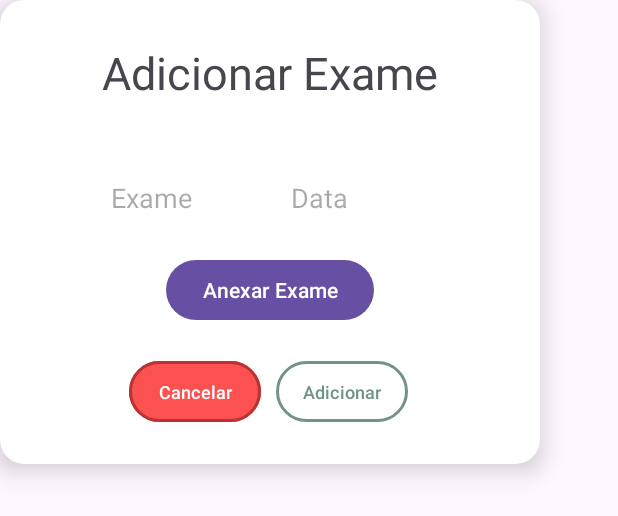
After one commit to Guthox/Ye-Saude, an Android app: the layout caixa_diag_exame.xml on its own in the app's theme, with its tools: preview values and no code run, on a phone screen of 412 x 824 dp. The commit adds this screen. Shown: the top 516 px of the screen. Run offline under Robolectric (Android 15) with nearby library versions, the phone set to English and light mode, and no system bars.

Commit message:
Melhorias de interface e optimização

```diff
--- a/app/src/main/AndroidManifest.xml
+++ b/app/src/main/AndroidManifest.xml
@@ -1,6 +1,8 @@
 <?xml version="1.0" encoding="utf-8"?>
 <manifest xmlns:android="http://schemas.android.com/apk/res/android"
     xmlns:tools="http://schemas.android.com/tools">
+
+    <uses-permission android:name="android.permission.POST_NOTIFICATIONS" />
     <uses-permission android:name="android.permission.READ_MEDIA_IMAGES" />
     <application
         android:allowBackup="true"
--- a/app/src/main/java/com/example/yesaude/AdapterListaMed.java
+++ b/app/src/main/java/com/example/yesaude/AdapterListaMed.java
@@ -1,12 +1,12 @@
 package com.example.yesaude;
 
-import android.text.Layout;
+import android.content.Context;
 import android.view.LayoutInflater;
 import android.view.ViewGroup;
 
 import androidx.annotation.NonNull;
 import androidx.recyclerview.widget.RecyclerView;
-import android.content.Context;
+
 import java.util.List;
 
 public class AdapterListaMed extends RecyclerView.Adapter<ViewList> {
--- a/app/src/main/java/com/example/yesaude/BancoConsultas.java
+++ b/app/src/main/java/com/example/yesaude/BancoConsultas.java
@@ -137,7 +137,7 @@ public class BancoConsultas extends SQLiteOpenHelper {
         SQLiteDatabase db = this.getReadableDatabase();
         StringBuilder dados = new StringBuilder();
 
-        Cursor cursor = db.rawQuery("SELECT especialidade FROM consultas WHERE user = ?", new String[]{user});
+        Cursor cursor = db.rawQuery("SELECT id, especialidade FROM consultas WHERE user = ?", new String[]{user});
 
         if (cursor != null && cursor.moveToFirst()) {
             do {
--- a/app/src/main/java/com/example/yesaude/IMC_EL.java
+++ b/app/src/main/java/com/example/yesaude/IMC_EL.java
@@ -23,7 +23,6 @@ import java.text.SimpleDateFormat;
 import java.util.ArrayList;
 import java.util.Calendar;
 import java.util.Date;
-import java.util.Formatter;
 import java.util.HashMap;
 import java.util.LinkedList;
 import java.util.List;
--- a/app/src/main/java/com/example/yesaude/Medicamentos.java
+++ b/app/src/main/java/com/example/yesaude/Medicamentos.java
@@ -2,7 +2,6 @@ package com.example.yesaude;
 
 import android.content.ContentValues;
 import android.content.Context;
-import android.database.Cursor;
 import android.database.sqlite.SQLiteDatabase;
 import android.database.sqlite.SQLiteOpenHelper;
 
--- a/app/src/main/java/com/example/yesaude/Menu.java
+++ b/app/src/main/java/com/example/yesaude/Menu.java
@@ -6,17 +6,13 @@ import android.view.View;
 import android.view.Window;
 import android.view.WindowManager;
 import android.widget.Button;
-import android.widget.EditText;
 import android.widget.TextView;
-import android.widget.Toast;
 
 import androidx.activity.EdgeToEdge;
 import androidx.appcompat.app.AppCompatActivity;
 import androidx.core.graphics.Insets;
 import androidx.core.view.ViewCompat;
 import androidx.core.view.WindowInsetsCompat;
-
-import org.w3c.dom.Text;
 
 import java.util.Scanner;
 
--- a/app/src/main/java/com/example/yesaude/MyExpandableListAdapter.java
+++ b/app/src/main/java/com/example/yesaude/MyExpandableListAdapter.java
@@ -12,7 +12,6 @@ import android.widget.BaseExpandableListAdapter;
 import android.widget.ExpandableListView;
 import android.widget.ImageView;
 import android.widget.TextView;
-import android.widget.Toast;
 
 import java.util.List;
 import java.util.Map;
@@ -106,6 +105,10 @@ public class MyExpandableListAdapter extends BaseExpandableListAdapter {
                             BancoConsultas bd = new BancoConsultas(v.getContext());
                             bd.remover(Info.getIdEscolhido());
                         }
+                        else if (atividade.getClass() == TelaExames.class){
+                            BancoExames bd = new BancoExames(v.getContext());
+                            bd.remover(Info.getIdEscolhido());
+                        }
                         notifyDataSetChanged();
                         expandableListView.collapseGroup(i);
                         atividade.recreate();
--- a/app/src/main/java/com/example/yesaude/TelaPressao.java
+++ b/app/src/main/java/com/example/yesaude/TelaPressao.java
@@ -117,7 +117,7 @@ public class TelaPressao extends AppCompatActivity {
                     Format fo = new SimpleDateFormat("dd-MM-yyyy");
                     Date data = Calendar.getInstance().getTime();
                     bdPressao.inserir(Info.getUsername(), pressao, fo.format(data));
-                    Toast toast = Toast.makeText(v.getContext(), "Pressao adicionado", Toast.LENGTH_SHORT);
+                    Toast toast = Toast.makeText(v.getContext(), "Pressao adicionada", Toast.LENGTH_SHORT);
                     toast.show();
                     atividade.recreate();
                 }
--- /dev/null
+++ b/app/src/main/res/layout/caixa_diag_exame.xml
@@ -0,0 +1,126 @@
+<?xml version="1.0" encoding="utf-8"?>
+<androidx.cardview.widget.CardView xmlns:android="http://schemas.android.com/apk/res/android"
+    xmlns:tools="http://schemas.android.com/tools"
+    android:layout_width="wrap_content"
+    android:layout_height="wrap_content"
+    xmlns:app="http://schemas.android.com/apk/res-auto"
+    app:cardElevation="10dp"
+    app:cardCornerRadius="16dp">
+
+    <androidx.constraintlayout.widget.ConstraintLayout
+        android:layout_width="match_parent"
+        android:layout_height="309dp">
+
+        <TextView
+            android:id="@+id/textExame"
+            android:layout_width="wrap_content"
+            android:layout_height="wrap_content"
+            android:layout_marginTop="28dp"
+            android:text="Adicionar Exame"
+            android:textSize="30sp"
+            app:layout_constraintEnd_toEndOf="parent"
+            app:layout_constraintStart_toStartOf="parent"
+            app:layout_constraintTop_toTopOf="parent" />
+
+        <LinearLayout
+            android:id="@+id/LinearLayoutInputs"
+            android:layout_width="wrap_content"
+            android:layout_height="49dp"
+            android:layout_marginLeft="70dp"
+            android:layout_marginTop="20dp"
+            android:layout_marginRight="70dp"
+            android:layout_marginBottom="20dp"
+            android:orientation="horizontal"
+            app:layout_constraintBottom_toTopOf="@+id/LinearLayoutBotoes"
+            app:layout_constraintEnd_toEndOf="parent"
+            app:layout_constraintHorizontal_bias="0.478"
+            app:layout_constraintStart_toStartOf="parent"
+            app:layout_constraintTop_toBottomOf="@+id/textExame"
+            app:layout_constraintVertical_bias="0.041">
+
+            <EditText
+                android:id="@+id/inputNomeExame"
+                android:layout_width="100dp"
+                android:layout_height="80dp"
+                android:layout_marginRight="10dp"
+                android:layout_marginBottom="604dp"
+                android:hint="Exame"
+                android:inputType="text"
+                app:layout_constraintBottom_toBottomOf="parent"
+                app:layout_constraintEnd_toEndOf="parent"
+                app:layout_constraintHorizontal_bias="0.796"
+                app:layout_constraintStart_toStartOf="parent" />
+
+            <EditText
+                android:id="@+id/inputData"
+                android:layout_width="100dp"
+                android:layout_height="80dp"
+                android:layout_marginLeft="10dp"
+                android:layout_marginBottom="604dp"
+                android:hint="Data"
+                android:inputType="date"
+                app:layout_constraintBottom_toBottomOf="parent"
+                app:layout_constraintEnd_toEndOf="parent"
+                app:layout_constraintHorizontal_bias="0.228"
+                app:layout_constraintStart_toStartOf="parent" />
+
+        </LinearLayout>
+
+        <LinearLayout
+            android:id="@+id/LinearLayoutBotoes"
+            android:layout_width="wrap_content"
+            android:layout_height="wrap_content"
+            android:layout_marginBottom="24dp"
+            android:orientation="horizontal"
+            app:layout_constraintBottom_toBottomOf="parent"
+            app:layout_constraintEnd_toEndOf="parent"
+            app:layout_constraintHorizontal_bias="0.526"
+            app:layout_constraintStart_toStartOf="parent">
+
+            <com.google.android.material.button.MaterialButton
+                android:id="@+id/btnCalcCancelar"
+                android:layout_width="0dp"
+                android:layout_height="match_parent"
+                android:layout_marginEnd="10dp"
+                android:layout_weight="1"
+                android:backgroundTint="#FB5150"
+                android:padding="12dp"
+                android:text="Cancelar"
+                android:textColor="@color/white"
+                android:textSize="12sp"
+                app:strokeColor="#BA3333"
+                app:strokeWidth="2dp">
+
+            </com.google.android.material.button.MaterialButton>
+
+            <com.google.android.material.button.MaterialButton
+                android:id="@+id/btnAdicinar"
+                android:layout_width="0dp"
+                android:layout_height="match_parent"
+                android:layout_marginEnd="10dp"
+                android:layout_weight="1"
+                android:backgroundTint="@color/white"
+                android:padding="12dp"
+                android:text="Adicionar"
+                android:textColor="#729487"
+                android:textSize="12sp"
+                app:strokeColor="#729487"
+                app:strokeWidth="2dp">
+
+            </com.google.android.material.button.MaterialButton>
+        </LinearLayout>
+
+        <Button
+            android:id="@+id/btnAnexar"
+            android:layout_width="wrap_content"
+            android:layout_height="wrap_content"
+            android:text="Anexar Exame"
+            app:layout_constraintBottom_toBottomOf="parent"
+            app:layout_constraintEnd_toEndOf="parent"
+            app:layout_constraintStart_toStartOf="parent"
+            app:layout_constraintTop_toTopOf="parent"
+            app:layout_constraintVertical_bias="0.647" />
+
+    </androidx.constraintlayout.widget.ConstraintLayout>
+
+</androidx.cardview.widget.CardView>
```
Also changed, not shown: app/src/main/java/com/example/yesaude/BancoExames.java (added, +112 -0 lines), app/src/main/java/com/example/yesaude/Info.java (+32 -0 lines), app/src/main/java/com/example/yesaude/ListaDeMedicamentos.java (+0 -10 lines), app/src/main/java/com/example/yesaude/TelaConsulta.java (+26 -18 lines), app/src/main/java/com/example/yesaude/TelaConsultasRealizadas.java (+17 -11 lines), app/src/main/java/com/example/yesaude/TelaExames.java (+101 -14 lines), app/src/main/java/com/example/yesaude/TelaMedicamentos.java (+0 -9 lines), app/src/main/res/layout/activity_menu.xml (+0 -12 lines).
